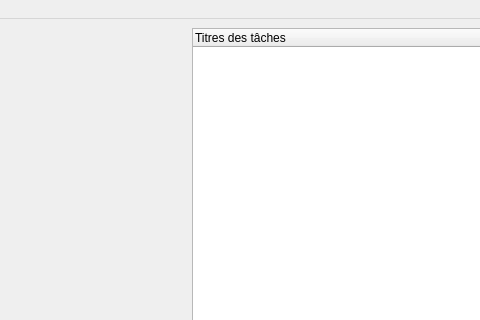
Before: the Qt Designer form Code source/ProjectCalendar/projectcalendar.ui in SteveLagache/LO21-ProjectCalendarV2, drawn with Qt 5; both pictures show x 159 to 639 and y 0 to 320 of the 1203 by 930 pixel window.
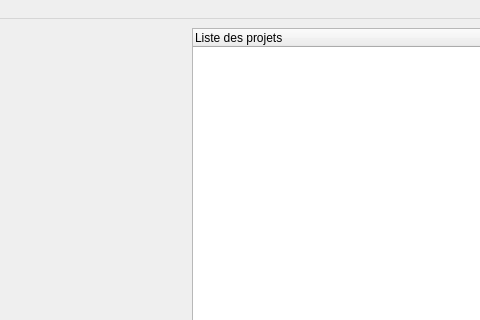
After: the same form once the commit is applied.

Diff of the .ui file:
```diff
--- a/Code source/ProjectCalendar/projectcalendar.ui
+++ b/Code source/ProjectCalendar/projectcalendar.ui
@@ -27,7 +27,7 @@
         </property>
         <column>
          <property name="text">
-          <string>Titres des tâches</string>
+          <string>Liste des projets</string>
          </property>
         </column>
        </widget>
```
